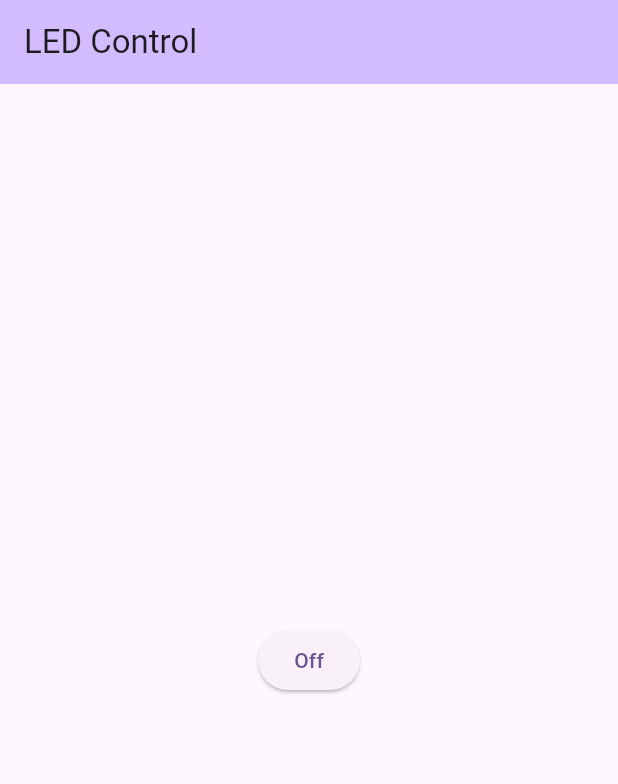
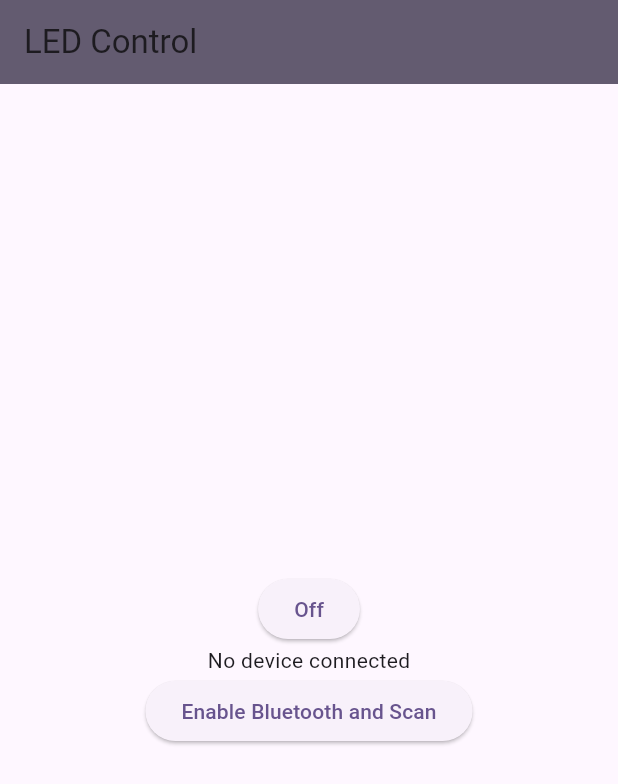
Before and after one commit to MattPermentier/party_pieper, a Flutter app: the screen it shows after launch, after a tap on "On", on a phone screen of 412 x 824 dp. Shown: the top 784 px of the screen. Run offline on Flutter 3.47's test engine with Material 3 defaults, Android fonts, the phone set to English and light mode, and no system bars; our stand-ins replace firebase_core, flutter_blue, permission_handler; accounts and stored records are empty; network calls fail.

Commit message:
Bluetooth

```diff
--- a/lib/main.dart
+++ b/lib/main.dart
@@ -3,9 +3,17 @@ import 'package:firebase_core/firebase_core.dart';
 import 'firebase_options.dart';
 import 'package:http/http.dart' as http;
 import 'dart:convert';
+import 'package:flutter_blue/flutter_blue.dart';
+import 'package:permission_handler/permission_handler.dart';
 
 Future<void> main() async {
   WidgetsFlutterBinding.ensureInitialized();
+
+
+   await Permission.bluetoothScan.request(); // Dynamically request Bluetooth scan permission
+
+  await FlutterBlue.instance
+      .startScan(timeout: Duration(seconds: 4)); // Start Bluetooth scan
 
   await Firebase.initializeApp(
     options: DefaultFirebaseOptions.currentPlatform,
@@ -15,7 +23,7 @@ Future<void> main() async {
 }
 
 class MyApp extends StatelessWidget {
-  const MyApp({super.key});
+  const MyApp({Key? key}) : super(key: key);
 
   @override
   Widget build(BuildContext context) {
@@ -31,7 +39,7 @@ class MyApp extends StatelessWidget {
 }
 
 class MyHomePage extends StatefulWidget {
-  const MyHomePage({super.key, required this.title});
+  const MyHomePage({Key? key, required this.title}) : super(key: key);
 
   final String title;
 
@@ -41,6 +49,50 @@ class MyHomePage extends StatefulWidget {
 
 class _MyHomePageState extends State<MyHomePage> {
   bool _isLedOn = false;
+  BluetoothDevice? _connectedDevice;
+  final FlutterBlue flutterBlue = FlutterBlue.instance;
+
+  Future<void> _initBluetooth() async {
+    // Start scanning for devices
+    flutterBlue.startScan(timeout: Duration(seconds: 4));
+    // Listen for scan results
+    flutterBlue.scanResults.listen((results) {
+      // Connect to the first found device
+      if (results.isNotEmpty) {
+        setState(() {
+          _connectedDevice = results.first.device;
+        });
+        // Stop scanning once connected
+        flutterBlue.stopScan();
+      }
+    });
+  }
+
+  Future<void> _enableBluetoothAndScan() async {
+    // Enable Bluetooth
+    await flutterBlue.isOn.then((isOn) async {
+      if (!isOn) {
+        await flutterBlue.startScan(timeout: Duration(seconds: 4));
+      } else {
+        await flutterBlue.stopScan();
+        await flutterBlue.startScan(timeout: Duration(seconds: 4));
+      }
+    });
+    // Navigate to Bluetooth devices screen
+    Navigator.push(
+      context,
+      MaterialPageRoute(builder: (context) => BluetoothDevicesScreen()),
+    );
+  }
+
+  Future<void> _connectToDevice() async {
+    if (_connectedDevice != null) {
+      await _connectedDevice!.connect();
+      // Do something after connecting
+    } else {
+      print('No device found.');
+    }
+  }
 
   Future<void> _sendLedStatus(int status) async {
     final url = Uri.parse(
@@ -72,18 +124,51 @@ class _MyHomePageState extends State<MyHomePage> {
   }
 
   @override
+  void initState() {
+    super.initState();
+    _initBluetooth();
+  }
+
+  @override
   Widget build(BuildContext context) {
     return Scaffold(
       appBar: AppBar(
-        backgroundColor: Theme.of(context).colorScheme.inversePrimary,
+        backgroundColor: Theme.of(context).colorScheme.secondary,
         title: Text(widget.title),
       ),
       body: Center(
-        child: ElevatedButton(
-          onPressed: _toggleLed,
-          child: Text(_isLedOn ? 'Off' : 'On'),
+        child: Column(
+          mainAxisAlignment: MainAxisAlignment.center,
+          children: [
+            ElevatedButton(
+              onPressed: _toggleLed,
+              child: Text(_isLedOn ? 'Off' : 'On'),
+            ),
+            if (_connectedDevice == null)
+              Text('No device connected')
+            else
+              Text('Connected device: ${_connectedDevice!.name}'),
+            ElevatedButton(
+              onPressed: _enableBluetoothAndScan,
+              child: Text('Enable Bluetooth and Scan'),
+            ),
+          ],
         ),
       ),
     );
   }
 }
+
+class BluetoothDevicesScreen extends StatelessWidget {
+  @override
+  Widget build(BuildContext context) {
+    return Scaffold(
+      appBar: AppBar(
+        title: Text('Bluetooth Devices'),
+      ),
+      body: Center(
+        child: Text('List of available Bluetooth devices will be shown here'),
+      ),
+    );
+  }
+}
--- a/pubspec.yaml
+++ b/pubspec.yaml
@@ -38,6 +38,9 @@ dependencies:
   firebase_core: ^2.32.0
   firebase_database: ^10.5.7
   http: ^1.2.1
+  flutter_blue: ^0.8.0
+  audioplayers: ^6.0.0
+  permission_handler: ^10.2.0
 
 dev_dependencies:
   flutter_test:
```
Also changed, not shown: pubspec.lock, 6 other files.
